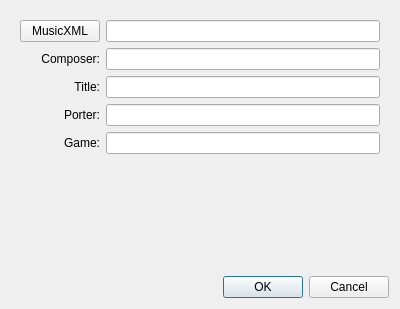
Qt form smw_music/data/project_settings.ui (com-posers-pit/smw_music) before a commit.
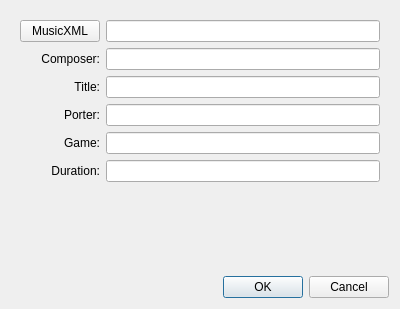
The same form after that commit.

Commit message:
Add manual duration project setting
Re #291

What changed in the file:
```diff
--- a/smw_music/data/project_settings.ui
+++ b/smw_music/data/project_settings.ui
@@ -92,6 +92,19 @@
       <item row="4" column="1">
        <widget class="QLineEdit" name="game_name"/>
       </item>
+      <item row="5" column="0">
+       <widget class="QLabel" name="duration_label">
+        <property name="text">
+         <string>Duration:</string>
+        </property>
+        <property name="alignment">
+         <set>Qt::AlignRight|Qt::AlignTrailing|Qt::AlignVCenter</set>
+        </property>
+       </widget>
+      </item>
+      <item row="5" column="1">
+       <widget class="QLineEdit" name="duration"/>
+      </item>
      </layout>
     </widget>
    </item>
```
The commit also changes 6 other files.
